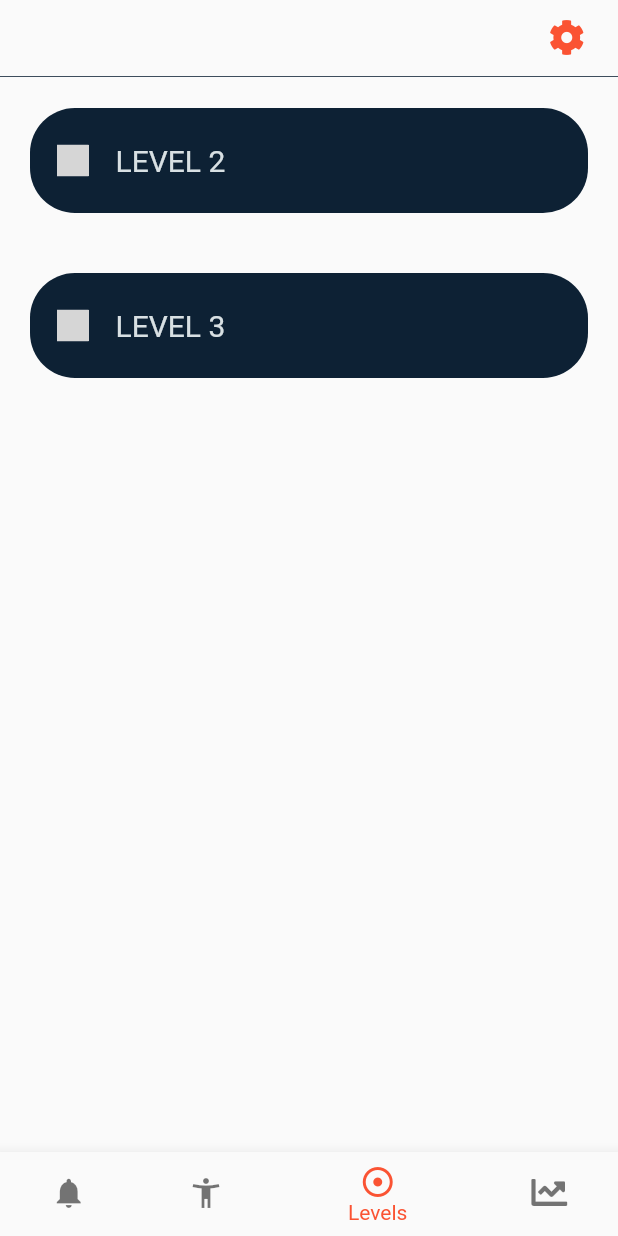
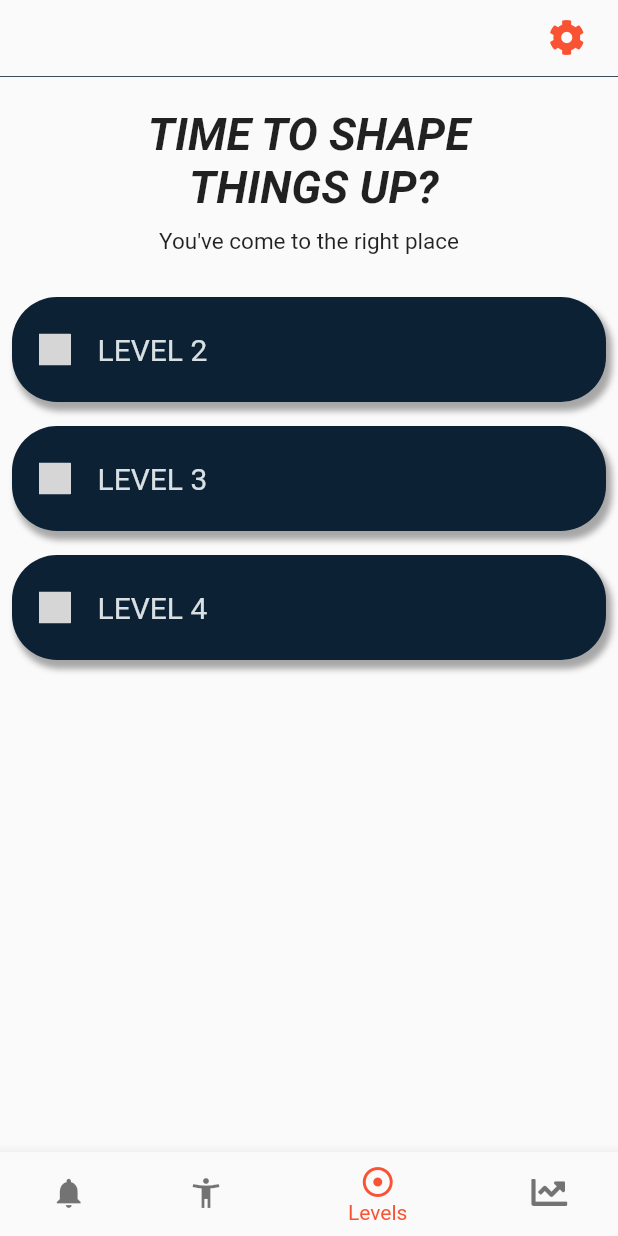
Before and after one commit to joakiti/PushupsApp, a Flutter app: the MainPage screen opened by its route, swiped to page 3, on a phone screen of 412 x 824 dp. Run offline on Flutter 3.47's test engine with Material 2 defaults, Android fonts, the phone set to English and light mode, and no system bars; drawn by our look-alikes of flare_flutter; our stand-ins replace bloc, dotted_border, equatable, firebase_auth, flutter_bloc, flutter_svg and 5 more; accounts and stored records are empty; network calls fail; Roboto replaces fonts that are missing (RobotoMedium); grey boxes are pictures that could not be loaded.

```diff
--- a/lib/components/level_selection.dart
+++ b/lib/components/level_selection.dart
@@ -1,3 +1,5 @@
+import 'dart:io';
+
 import 'package:flutter/cupertino.dart';
 import 'package:flutter/material.dart';
 import 'package:project_nash_equilibrium/models/sets/set_level.dart';
@@ -35,6 +37,14 @@ class _SectionState extends State<MenuSection>
   /// The [AnimationController] is a Flutter Animation object that generates a new value
   /// whenever the hardware is ready to draw a new frame.
   AnimationController _controller;
+  ScrollController _scrollController = new ScrollController();
+
+  void _goToElement(int index) {
+    _controller.animateTo((100.0 * index),
+        // 100 is the height of container and index of 6th element is 5
+        duration: const Duration(milliseconds: 300),
+        curve: Curves.easeOut);
+  }
 
   /// Since the above object interpolates only between 0 and 1, but we'd rather apply a curve to the current
   /// animation, we're providing a custom [Tween] that allows to build more advanced animations, as seen in [initState()].
@@ -107,18 +117,30 @@ class _SectionState extends State<MenuSection>
   @override
   Widget build(BuildContext context) {
     return GestureDetector(
-        onTap: _toggleExpand,
+        onTap: () {
+          _toggleExpand();
+        },
         child: Container(
             decoration: BoxDecoration(
+                boxShadow: [
+                  BoxShadow(
+
+                    color: Colors.grey.withOpacity(0.9),
+                    blurRadius: 3.0, // soften the shadow
+                    spreadRadius: 1.0, //extend the shadow
+                    offset: Offset(
+                      3.0, // Move to right 10  horizontally
+                      5.0, // Move to bottom 10 Vertically
+                    ),
+                  )
+                ],
                 borderRadius: BorderRadius.circular(30.0),
                 color: widget.backgroundColor),
-            child: ClipRRect(
             child: Stack(
               children: <Widget>[
                 Column(children: <Widget>[
                   Container(
                       height: 70.0,
-                          alignment: Alignment.center,
                       child: Row(
                         crossAxisAlignment: CrossAxisAlignment.center,
                         children: [
@@ -132,8 +154,7 @@ class _SectionState extends State<MenuSection>
                             child: flare.FlareActor(
                                 "assets/flare/ExpandCollapse.flr",
                                 color: widget.accentColor,
-                                    animation:
-                                        _isExpanded ? "Collapse" : "Expand"),
+                                animation: _isExpanded ? "Collapse" : "Expand"),
                           ),
                           Text(
                             "LEVEL " + widget.setLevel.level.toString(),
@@ -145,30 +166,67 @@ class _SectionState extends State<MenuSection>
                         ],
                       )),
                   SizeTransition(
-                          axisAlignment: 0.0,
-                          axis: Axis.vertical,
                       sizeFactor: _sizeAnimation,
                       child: Container(
+                          decoration: BoxDecoration(
+                              borderRadius: BorderRadius.circular(30.0),
+                              color: Colors.white10),
                           child: Padding(
                               padding: EdgeInsets.only(
-                                      left: 25.0, right: 20.0),
+                                  left: 25.0, right: 20.0, top: 15),
                               child: Column(
-                                      children:
-                                          widget.setLevel.sets.map((item) {
-                                    return GestureDetector(
-                                        behavior: HitTestBehavior.opaque,
-                                        onTap: () =>
-                                            widget.navigateTo(widget.setLevel),
+                                  children: widget.setLevel.sets
+                                      .asMap()
+                                      .map((dayZero, item) {
+                                        int dayOne = dayZero + 1;
+                                        return MapEntry(
+                                            dayZero,
+                                            GestureDetector(
+                                                behavior:
+                                                    HitTestBehavior.opaque,
+                                                onTap: () => widget.navigateTo(
+                                                    widget.setLevel),
+                                                child: Container(
+                                                  height: 35,
+                                                  margin: EdgeInsets.only(
+                                                      bottom: 14.0),
+                                                  decoration: BoxDecoration(
+                                                      borderRadius:
+                                                          BorderRadius.circular(
+                                                              15.0),
+                                                      color: Colors.white10),
                                                   child: Row(
                                                       crossAxisAlignment:
-                                                CrossAxisAlignment.start,
+                                                          CrossAxisAlignment
+                                                              .center,
                                                       children: [
                                                         Expanded(
                                                             child: Container(
-                                                      margin: EdgeInsets.only(
-                                                          bottom: 20.0),
+                                                                margin: EdgeInsets
+                                                                    .only(
+                                                                        left:
+                                                                            30),
                                                                 child: Text(
-                                                        item.set.toString(),
+                                                                  "DAY " +
+                                                                      dayOne
+                                                                          .toString(),
+                                                                  textAlign:
+                                                                      TextAlign
+                                                                          .start,
+                                                                  style: TextStyle(
+                                                                      color: widget
+                                                                          .accentColor,
+                                                                      fontSize:
+                                                                          20.0,
+                                                                      fontFamily:
+                                                                          "RobotoMedium"),
+                                                                ))),
+                                                        Expanded(
+                                                            child: Container(
+                                                                child: Text(
+                                                          item.toString(),
+                                                          textAlign:
+                                                              TextAlign.center,
                                                           style: TextStyle(
                                                               color: widget
                                                                   .accentColor,
@@ -177,16 +235,21 @@ class _SectionState extends State<MenuSection>
                                                                   "RobotoMedium"),
                                                         ))),
                                                         Container(
-                                                  alignment: Alignment.center,
+                                                            alignment: Alignment
+                                                                .center,
                                                             child: Image.asset(
                                                                 "assets/flare/right_arrow.png",
-                                                      color: widget.accentColor,
+                                                                color: widget
+                                                                    .accentColor,
                                                                 height: 22.0,
                                                                 width: 22.0))
-                                            ]));
-                                  }).toList()))))
+                                                      ]),
+                                                )));
+                                      })
+                                      .values
+                                      .toList()))))
                 ]),
               ],
-                ))));
+            )));
   }
 }
--- a/lib/helpers/helpers.dart
+++ b/lib/helpers/helpers.dart
@@ -3,6 +3,7 @@ import 'package:flutter_bloc/flutter_bloc.dart';
 import 'package:font_awesome_flutter/font_awesome_flutter.dart';
 import 'package:project_nash_equilibrium/models/bloc.dart';
 import 'package:project_nash_equilibrium/models/repositories/user_repository.dart';
+import 'package:project_nash_equilibrium/models/sets/sets.dart';
 
 class PageHelper {
   //This method must be called inside a column, for which it returns a list of widgets.
@@ -42,6 +43,7 @@ class PageHelper {
   static int buildHeaderSize() {
     return 50;
   }
+
 
   static Widget buildPageViewPage(
       {@required List<Widget> widgets, @required BuildContext context}) {
--- a/lib/models/sets/sets.dart
+++ b/lib/models/sets/sets.dart
@@ -8,4 +8,12 @@ class Sets extends Equatable {
 
   final List<int> set;
   final int total;
+
+  @override
+  String toString() {
+    String withManyDashes = set.fold<String>(
+        "", (empty, next) => empty.toString() + next.toString() + " - ");
+    return withManyDashes.substring(
+        0, ((set.length - 1) * 3 + set.length) + 1);
+  }
 }
--- a/lib/pages/main/mainPage.dart
+++ b/lib/pages/main/mainPage.dart
@@ -42,9 +42,7 @@ class _MainPageState extends State<MainPage> {
             unselectedItemColor: Theme.of(context).textTheme.caption.color,
             currentIndex: index,
             onTap: (int) => {
-                  controller.animateToPage(int,
-                      curve: Interval(0, 1),
-                      duration: Duration(milliseconds: 100))
+                  controller.jumpToPage(int)
                 },
             items: [
               BottomNavigationBarItem(
--- a/lib/pages/main/mainPage/levelsPage.dart
+++ b/lib/pages/main/mainPage/levelsPage.dart
@@ -1,6 +1,7 @@
 import 'package:flutter/material.dart';
 import 'package:flutter_bloc/flutter_bloc.dart';
 import 'package:project_nash_equilibrium/components/level_selection.dart';
+import 'package:project_nash_equilibrium/helpers/helpers.dart';
 import 'package:project_nash_equilibrium/models/sets/set_level.dart';
 import 'package:project_nash_equilibrium/models/sets/sets.dart';
 import 'package:project_nash_equilibrium/interfaces/MainPageInterface.dart';
@@ -20,18 +21,53 @@ class LevelsPage extends StatefulWidget implements MainPageInterface {
 class _LevelsPageState extends State<LevelsPage> {
   @override
   Widget build(BuildContext context) {
-    return ListView.builder(
-        itemBuilder: (BuildContext context, int index) => Padding(
-              padding: const EdgeInsets.all(20.0),
+    return PageHelper.buildPageViewPage(widgets: [
+      Column(
+        children: <Widget>[
+          SizedBox(
+            height: 20,
+          ),
+          Text("TIME TO SHAPE\n THINGS UP?",
+              textAlign: TextAlign.center,
+              style: TextStyle(
+                fontWeight: FontWeight.bold,
+                fontStyle: FontStyle.italic,
+                fontSize: 30,
+              )),
+          SizedBox(
+            height: 10,
+          ),
+          Container(
+            margin: EdgeInsets.only(left: 10, right: 10),
+            child: Text(
+              "You've come to the right place",
+              textAlign: TextAlign.center,
+              style: TextStyle(
+                fontSize: 15,
+              ),
+            ),
+          ),
+          SizedBox(
+            height: 20,
+          ),
+          Column(
+            children:
+                RepositoryProvider.of<Repository>(context).data.map((slevel) {
+              return Padding(
+                padding: const EdgeInsets.all(8.0),
                 child: MenuSection(
                   Theme.of(context).secondaryHeaderColor,
                   Theme.of(context).primaryColorLight,
-                RepositoryProvider.of<Repository>(context).data[index],
+                  slevel,
                   (SetLevel level) {
                     print(level.sets);
                   },
                 ),
+              );
+            }).toList(),
           ),
-        itemCount: RepositoryProvider.of<Repository>(context).data.length);
+        ],
+      )
+    ], context: context);
   }
 }
--- a/lib/pages/main/mainPage/notificationPage.dart
+++ b/lib/pages/main/mainPage/notificationPage.dart
@@ -115,9 +115,6 @@ class _NotificationPageState extends State<NotificationPage>
                   alignment: FractionalOffset.center, child: buildWheel(250)),
             ),
           ),
-          Column(
-            children: <Widget>[],
-          )
         ],
         context: context,
       ),
--- a/lib/pages/sign_in/login/login_state.dart
+++ b/lib/pages/sign_in/login/login_state.dart
@@ -41,7 +41,7 @@ class LoginState {
     );
   }
 
-  factory LoginState.failure({PlatformException errmsg}) {
+  factory LoginState.failure({Exception errmsg}) {
     return LoginState(
         isEmailValid: true,
         isPasswordValid: true,
--- a/lib/pages/sign_in/login_form.dart
+++ b/lib/pages/sign_in/login_form.dart
@@ -9,7 +9,6 @@ import 'buttons/create_account_button.dart';
 import 'buttons/google_login_button.dart';
 import 'buttons/login_button.dart';
 import 'login/bloc.dart';
-import 'dart:ui' as ui;
 
 class LoginForm extends StatefulWidget {
   final UserRepository _userRepository;
--- a/lib/pages/workoutPage/workoutPageHelperFunctions.dart
+++ b/lib/pages/workoutPage/workoutPageHelperFunctions.dart
@@ -35,8 +35,5 @@ Container buildCurrentSetContainer(BuildContext context, {Color color}) {
 String buildCurrentSet(BuildContext context) {
 //Fix this
   Sets set = BlocProvider.of<ActiveWorkoutBloc>(context).workout;
-  String withManyDashes = set.set.fold<String>(
-      "", (empty, next) => empty.toString() + next.toString() + " - ");
-  return withManyDashes.substring(
-      0, ((set.set.length - 1) * 3 + set.set.length) + 1);
+  return set.toString();
 }
```
Also changed, not shown: lib/models/repositories/repository.dart (+10 -45 lines), lib/pages/main/mainPage/setPage.dart (+1 -7 lines), lib/pages/sign_in/login/login_bloc.dart (+5 -18 lines). Lines whose indentation alone changed are shown as unchanged.
